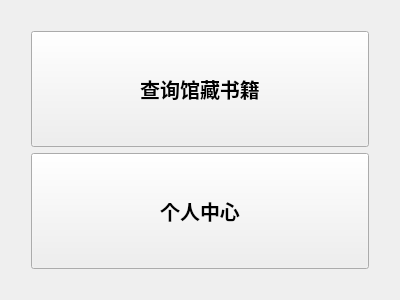
Before: the Qt Designer form userpage.ui in LeoStr4nge/LibraryManageSystem, drawn with Qt 5.
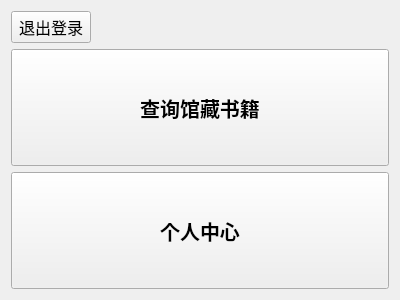
After: the same form once the commit is applied.

Commit message: 整合统计界面前后端，完成页面的操作后刷新，添加退出登录按钮

Patch:
```diff
--- a/userpage.ui
+++ b/userpage.ui
@@ -10,24 +10,42 @@
     <height>300</height>
    </rect>
   </property>
+  <property name="font">
+   <font>
+    <family>微软雅黑</family>
+    <pointsize>12</pointsize>
+   </font>
+  </property>
   <property name="windowTitle">
    <string>图书馆管理系统</string>
   </property>
   <layout class="QGridLayout" name="gridLayout">
    <item row="0" column="0">
     <layout class="QVBoxLayout" name="verticalLayout">
-     <property name="leftMargin">
-      <number>20</number>
-     </property>
-     <property name="topMargin">
-      <number>20</number>
-     </property>
-     <property name="rightMargin">
-      <number>20</number>
-     </property>
-     <property name="bottomMargin">
-      <number>20</number>
-     </property>
+     <item>
+      <layout class="QHBoxLayout" name="horizontalLayout">
+       <item>
+        <widget class="QPushButton" name="pushButton_3">
+         <property name="text">
+          <string>退出登录</string>
+         </property>
+        </widget>
+       </item>
+       <item>
+        <spacer name="horizontalSpacer">
+         <property name="orientation">
+          <enum>Qt::Horizontal</enum>
+         </property>
+         <property name="sizeHint" stdset="0">
+          <size>
+           <width>40</width>
+           <height>20</height>
+          </size>
+         </property>
+        </spacer>
+       </item>
+      </layout>
+     </item>
      <item>
       <widget class="QPushButton" name="pushButton">
        <property name="sizePolicy">
```
The commit also changes 9 other files.
